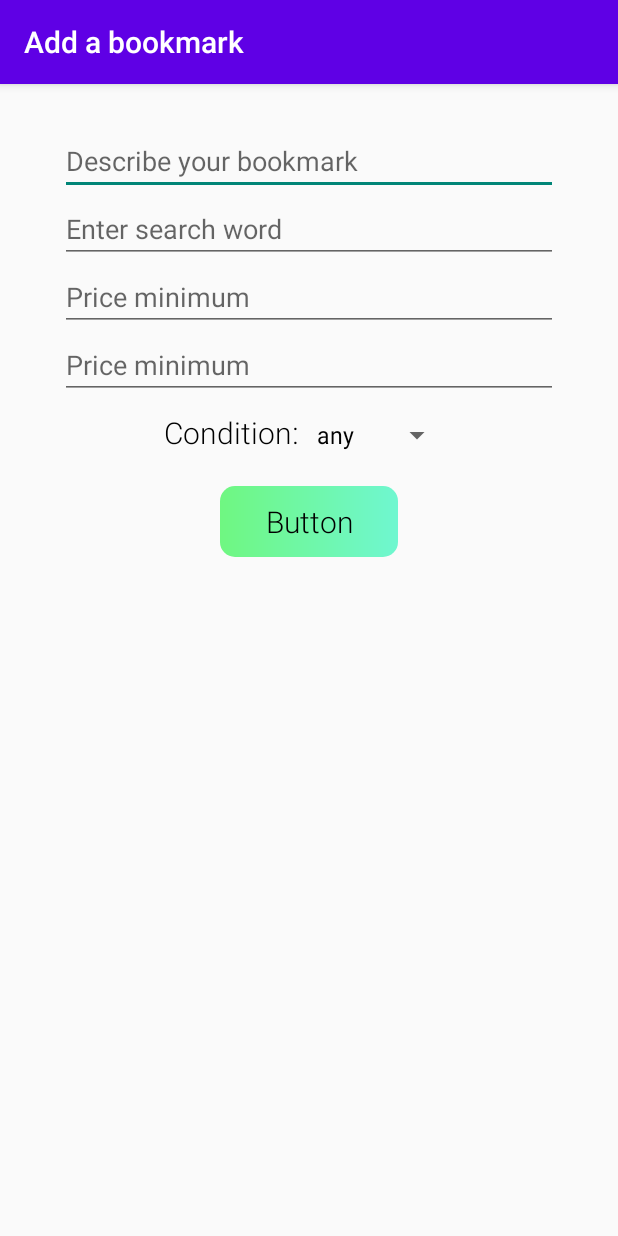
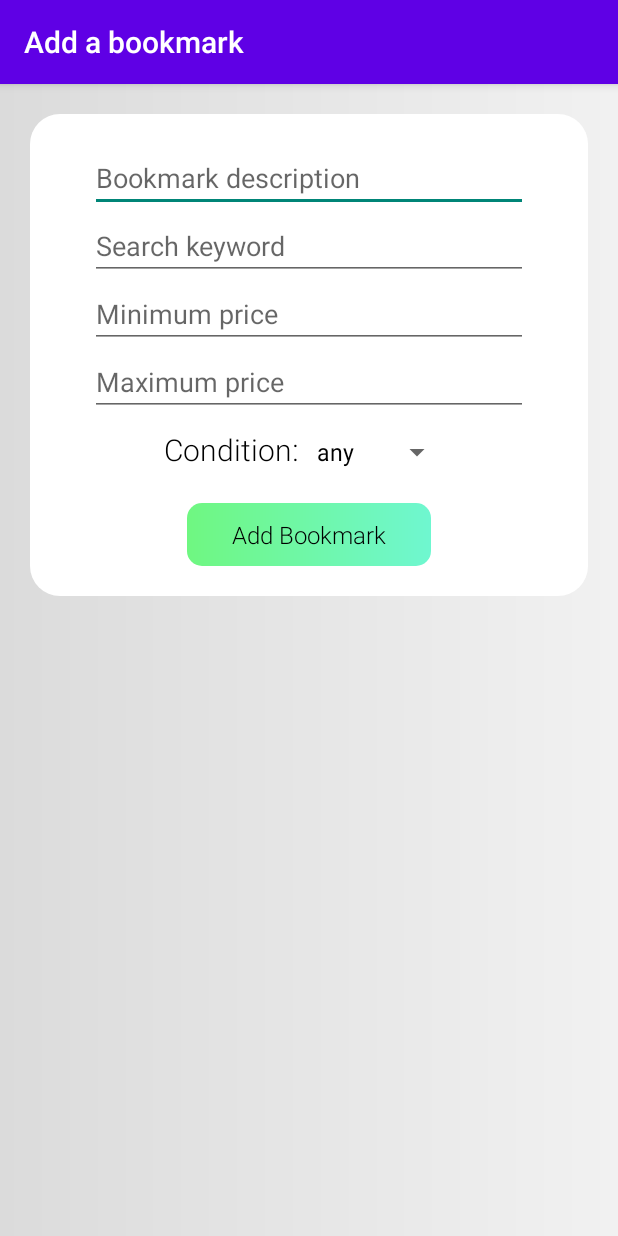
Before and after one commit to nabinchaulagain/hamrobazar_bookmarks_app, an Android app: the AddBookmarkActivity screen opened directly, with no data from a screen before it, on a phone screen of 412 x 824 dp. Run offline under Robolectric (Android 15) with nearby library versions, the phone set to English and light mode, and no system bars; our stand-ins replace Volley; network calls fail.

Commit message:
improving ui

```diff
--- a/app/src/main/java/com/example/tracker/BookmarkActivity.java
+++ b/app/src/main/java/com/example/tracker/BookmarkActivity.java
@@ -47,6 +47,7 @@ public class BookmarkActivity extends BaseActivity implements Response.Listener<
     public void onResponse(JSONObject response) {
         try {
             Bookmark bookmark = new Bookmark(response);
+            System.out.println(response.toString());
             setTitle(Html.fromHtml(bookmark.getName()+" <small><small><small><small>(bookmarked "+ bookmark.getDate()+")</small></small></small></small>"));
             findViewById(R.id.bookmarkContainer).setVisibility(View.VISIBLE);
             findViewById(R.id.progressBar).setVisibility(View.GONE);
--- a/app/src/main/java/com/example/tracker/adapters/NotificationAdapter.java
+++ b/app/src/main/java/com/example/tracker/adapters/NotificationAdapter.java
@@ -119,7 +119,7 @@ class NotificationHolder extends RecyclerView.ViewHolder{
         arrow = itemView.findViewById(R.id.arrow);
     }
     public void setAsNotified(){
-        this.itemView.setAlpha(0.7f);
+        this.itemView.setAlpha(0.5f);
     }
     public void setAsNotNotified(){
         this.itemView.setAlpha(1f);
--- a/app/src/main/java/com/example/tracker/misc/DateTimeParser.java
+++ b/app/src/main/java/com/example/tracker/misc/DateTimeParser.java
@@ -13,9 +13,7 @@ public class DateTimeParser {
             long givenTime = sdf.parse(zuluTime).getTime();
             long diff = (currentTime - givenTime) / 1000;
             StringBuilder timeSince = new StringBuilder();
-            if (diff < 0) {
-                throw new IllegalArgumentException("invalid date");
-            } else if (diff <= 10) {
+            if (diff <= 10) {
                 timeSince.append("few seconds ago");
             } else if (diff < 60) {
                 timeSince.append(diff);
--- /dev/null
+++ b/app/src/main/res/drawable/app_background.xml
@@ -0,0 +1,7 @@
+<?xml version="1.0" encoding="utf-8"?>
+<shape xmlns:android="http://schemas.android.com/apk/res/android">
+    <gradient
+        android:startColor="#DBDBDB"
+        android:endColor="#FBF5F5F5"
+        />
+</shape>
--- a/app/src/main/res/drawable/ic_add_black_24dp.xml
+++ b/app/src/main/res/drawable/ic_add_black_24dp.xml
@@ -1,5 +1,5 @@
-<vector android:height="90dp" android:tint="#27ECF6"
+<vector android:height="48dp" android:tint="#FFFFFF"
     android:viewportHeight="24.0" android:viewportWidth="24.0"
-    android:width="90dp" xmlns:android="http://schemas.android.com/apk/res/android">
+    android:width="48dp" xmlns:android="http://schemas.android.com/apk/res/android">
     <path android:fillColor="#FF000000" android:pathData="M19,13h-6v6h-2v-6H5v-2h6V5h2v6h6v2z"/>
 </vector>
--- /dev/null
+++ b/app/src/main/res/drawable/white_background_rounded.xml
@@ -0,0 +1,5 @@
+<?xml version="1.0" encoding="utf-8"?>
+<shape xmlns:android="http://schemas.android.com/apk/res/android">
+    <corners android:radius="20dp"></corners>
+    <solid android:color="#ffffff"></solid>
+</shape>
--- a/app/src/main/res/layout/activity_add_bookmark.xml
+++ b/app/src/main/res/layout/activity_add_bookmark.xml
@@ -4,36 +4,27 @@
     android:layout_height="match_parent"
     android:layout_width="match_parent"
     xmlns:android="http://schemas.android.com/apk/res/android">
-
-    <ProgressBar
-        android:id="@+id/progressBar"
-        style="?android:attr/progressBarStyle"
-        android:layout_width="wrap_content"
-        android:layout_height="wrap_content"
-        android:visibility="gone"
-        app:layout_constraintBottom_toBottomOf="parent"
-        app:layout_constraintEnd_toEndOf="parent"
-        app:layout_constraintStart_toStartOf="parent"
-        app:layout_constraintTop_toTopOf="parent" />
-
     <LinearLayout
         android:id="@+id/bookmarkForm"
         android:layout_width="match_parent"
         android:layout_height="wrap_content"
+        android:layout_margin="20dp"
+        android:background="@drawable/white_background_rounded"
         android:gravity="center"
         android:orientation="vertical"
+        android:paddingVertical="20dp"
         app:layout_constraintBottom_toBottomOf="parent"
         app:layout_constraintEnd_toEndOf="parent"
         app:layout_constraintStart_toStartOf="parent"
         app:layout_constraintTop_toTopOf="parent"
-        app:layout_constraintVertical_bias="0.060000002">
+        app:layout_constraintVertical_bias="0.0">
 
         <EditText
             android:id="@+id/bookmarkName"
             android:layout_width="match_parent"
             android:layout_height="wrap_content"
             android:layout_marginHorizontal="40dp"
-            android:hint="Describe your bookmark"
+            android:hint="Bookmark description"
             android:inputType="text" />
 
         <EditText
@@ -41,14 +32,14 @@
             android:layout_width="match_parent"
             android:layout_height="wrap_content"
             android:layout_marginHorizontal="40dp"
-            android:hint="Enter search word" />
+            android:hint="Search keyword" />
 
         <EditText
             android:id="@+id/priceMin"
             android:layout_width="match_parent"
             android:layout_height="wrap_content"
             android:layout_marginHorizontal="40dp"
-            android:hint="Price minimum"
+            android:hint="Minimum price"
             android:inputType="number" />
 
         <EditText
@@ -56,7 +47,7 @@
             android:layout_width="match_parent"
             android:layout_height="wrap_content"
             android:layout_marginHorizontal="40dp"
-            android:hint="Price minimum"
+            android:hint="Maximum price"
             android:inputType="number" />
 
         <LinearLayout
@@ -83,10 +74,11 @@
             android:id="@+id/submitBtn"
             android:layout_width="wrap_content"
             android:layout_height="wrap_content"
+            android:textSize="16dp"
             android:layout_marginTop="10dp"
             android:layout_weight="1"
             android:onClick="onSubmit"
-            android:text="Button" />
+            android:text="Add Bookmark" />
 
     </LinearLayout>
 
--- a/app/src/main/res/layout/activity_bookmark.xml
+++ b/app/src/main/res/layout/activity_bookmark.xml
@@ -4,10 +4,8 @@
     xmlns:tools="http://schemas.android.com/tools"
     android:layout_width="match_parent"
     android:layout_height="match_parent"
-    android:background="#E7E5E5"
     android:padding="10dp"
     tools:context=".BookmarkActivity">
-
     <LinearLayout
         android:id="@+id/bookmarkContainer"
         android:layout_width="0dp"
--- a/app/src/main/res/layout/activity_login.xml
+++ b/app/src/main/res/layout/activity_login.xml
@@ -4,7 +4,10 @@
     xmlns:tools="http://schemas.android.com/tools"
     android:layout_width="match_parent"
     android:layout_height="match_parent"
-    tools:context=".LoginActivity">
+    tools:context=".LoginActivity"
+    android:background="@drawable/white_background_rounded"
+    android:layout_marginHorizontal="15dp"
+    android:layout_marginVertical="30dp">
 
     <TextView
         android:id="@+id/textView2"
--- a/app/src/main/res/layout/activity_signup.xml
+++ b/app/src/main/res/layout/activity_signup.xml
@@ -4,7 +4,10 @@
     xmlns:tools="http://schemas.android.com/tools"
     android:layout_width="match_parent"
     android:layout_height="match_parent"
-    tools:context=".SignupActivity">
+    tools:context=".SignupActivity"
+    android:background="@drawable/white_background_rounded"
+    android:layout_marginHorizontal="15dp"
+    android:layout_marginVertical="30dp">
     <TextView
         android:id="@+id/textView2"
         android:layout_width="match_parent"
--- a/app/src/main/res/layout/fragment_bookmarks.xml
+++ b/app/src/main/res/layout/fragment_bookmarks.xml
@@ -43,7 +43,6 @@
         app:layout_constraintTop_toTopOf="parent"
         app:layout_constraintVertical_bias="0.060000002"
         app:fabSize="normal"
-        android:backgroundTint="@android:color/black"
         />
 
     <com.google.android.material.floatingactionbutton.FloatingActionButton
@@ -51,11 +50,10 @@
         android:layout_width="wrap_content"
         android:layout_height="0dp"
         android:layout_marginBottom="8dp"
-        android:alpha="0.6"
         android:clickable="true"
         android:focusable="true"
         android:focusableInTouchMode="true"
-        app:backgroundTint="#6A6969"
+        app:backgroundTint="#040404"
         app:fabCustomSize="84dp"
         app:fabSize="auto"
         app:layout_constraintBottom_toBottomOf="parent"
--- a/app/src/main/res/layout/view_auth_form.xml
+++ b/app/src/main/res/layout/view_auth_form.xml
@@ -4,7 +4,8 @@
     android:layout_width="match_parent"
     android:layout_height="wrap_content"
     android:gravity="center"
-    android:orientation="vertical">
+    android:orientation="vertical"
+    >
 
     <ImageView
         android:layout_width="150dp"
--- a/app/src/main/res/values/styles.xml
+++ b/app/src/main/res/values/styles.xml
@@ -8,6 +8,9 @@
         </item>
         <item name="android:buttonStyle">
             @style/BtnDefaultStyle
+        </item>
+        <item name="android:windowBackground">
+            @drawable/app_background
         </item>
 
     </style>
@@ -28,6 +31,6 @@
     <style name="BtnDangerStyle">
         <item name="android:background">@drawable/btn_danger_background</item>
         <item name="android:textColor">#fff</item>
-        <item name="android:textStyle">bold</item>
+        <item name="android:textSize">16dp</item>
     </style>
 </resources>
```
Also changed, not shown: app/src/main/res/layout/activity_splash.xml (+2 -5 lines).
